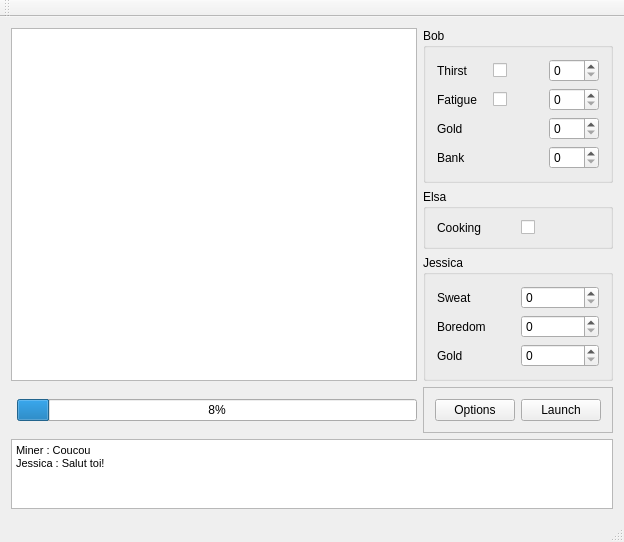
This is InterfaceElo/mainwindow.ui in paulbaudy/IA2016 as Qt 5 draws it before an edit. The edited form follows.
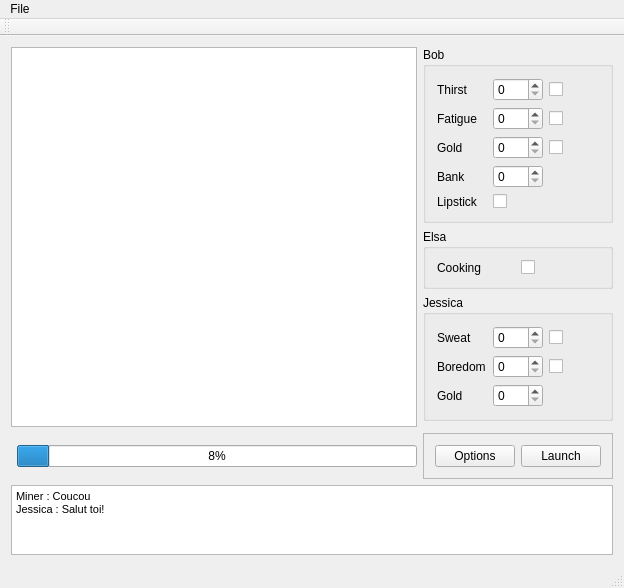
This is the edited form.

What changed in the file:
```diff
--- a/InterfaceElo/mainwindow.ui
+++ b/InterfaceElo/mainwindow.ui
@@ -7,7 +7,7 @@
     <x>0</x>
     <y>0</y>
     <width>624</width>
-    <height>492</height>
+    <height>516</height>
    </rect>
   </property>
   <property name="windowTitle">
@@ -15,27 +15,14 @@
   </property>
   <widget class="QWidget" name="centralWidget">
    <layout class="QGridLayout" name="gridLayout">
-    <item row="1" column="3">
-     <widget class="QGroupBox" name="groupBox_2">
-      <property name="title">
-       <string>Elsa</string>
+    <item row="0" column="1" rowspan="4" colspan="2">
+     <widget class="QGraphicsView" name="graphicsView">
+      <property name="cursor" stdset="0">
+       <cursorShape>PointingHandCursor</cursorShape>
       </property>
-      <layout class="QGridLayout" name="gridLayout_3">
-       <item row="0" column="1">
-        <widget class="QCheckBox" name="checkBoxCook">
-         <property name="text">
-          <string/>
-         </property>
-        </widget>
-       </item>
-       <item row="0" column="0">
-        <widget class="QLabel" name="label_4">
-         <property name="text">
-          <string>Cooking</string>
-         </property>
-        </widget>
-       </item>
-      </layout>
+      <property name="lineWidth">
+       <number>1</number>
+      </property>
      </widget>
     </item>
     <item row="0" column="3">
@@ -44,6 +31,39 @@
        <string>Bob</string>
       </property>
       <layout class="QGridLayout" name="gridLayout_2">
+       <item row="3" column="1">
+        <widget class="QSpinBox" name="sbGold"/>
+       </item>
+       <item row="2" column="1">
+        <widget class="QSpinBox" name="sbFatigue"/>
+       </item>
+       <item row="4" column="1">
+        <widget class="QSpinBox" name="sbBank"/>
+       </item>
+       <item row="2" column="3">
+        <widget class="QCheckBox" name="checkBoxFatigue">
+         <property name="text">
+          <string/>
+         </property>
+        </widget>
+       </item>
+       <item row="1" column="3">
+        <widget class="QCheckBox" name="checkBoxThirst">
+         <property name="text">
+          <string/>
+         </property>
+        </widget>
+       </item>
+       <item row="1" column="1">
+        <widget class="QSpinBox" name="sbThirst"/>
+       </item>
+       <item row="5" column="0">
+        <widget class="QLabel" name="label_9">
+         <property name="text">
+          <string>Lipstick</string>
+         </property>
+        </widget>
+       </item>
        <item row="2" column="0">
         <widget class="QLabel" name="label_2">
          <property name="text">
@@ -72,32 +92,20 @@
          </property>
         </widget>
        </item>
-       <item row="1" column="1">
-        <widget class="QCheckBox" name="checkBoxThirst">
+       <item row="5" column="1">
+        <widget class="QCheckBox" name="checkBoxKissed">
          <property name="text">
           <string/>
          </property>
         </widget>
        </item>
-       <item row="2" column="1">
-        <widget class="QCheckBox" name="checkBoxFatigue">
+       <item row="3" column="3">
+        <widget class="QCheckBox" name="checkBoxGold">
          <property name="text">
           <string/>
          </property>
         </widget>
        </item>
-       <item row="1" column="2">
-        <widget class="QSpinBox" name="sbThirst"/>
-       </item>
-       <item row="3" column="2">
-        <widget class="QSpinBox" name="sbGold"/>
-       </item>
-       <item row="4" column="2">
-        <widget class="QSpinBox" name="sbBank"/>
-       </item>
-       <item row="2" column="2">
-        <widget class="QSpinBox" name="sbFatigue"/>
-       </item>
       </layout>
       <zorder>label_3</zorder>
       <zorder>label_2</zorder>
@@ -109,6 +117,58 @@
       <zorder>sbGold</zorder>
       <zorder>sbBank</zorder>
       <zorder>sbFatigue</zorder>
+      <zorder>sbThirst</zorder>
+      <zorder>checkBoxKissed</zorder>
+      <zorder>checkBoxGold</zorder>
+     </widget>
+    </item>
+    <item row="1" column="3">
+     <widget class="QGroupBox" name="groupBox_2">
+      <property name="title">
+       <string>Elsa</string>
+      </property>
+      <layout class="QGridLayout" name="gridLayout_3">
+       <item row="0" column="0">
+        <widget class="QLabel" name="label_4">
+         <property name="text">
+          <string>Cooking</string>
+         </property>
+        </widget>
+       </item>
+       <item row="0" column="1">
+        <widget class="QCheckBox" name="checkBoxCook">
+         <property name="text">
+          <string/>
+         </property>
+        </widget>
+       </item>
+      </layout>
+     </widget>
+    </item>
+    <item row="4" column="3">
+     <widget class="QFrame" name="frame">
+      <property name="frameShape">
+       <enum>QFrame::StyledPanel</enum>
+      </property>
+      <property name="frameShadow">
+       <enum>QFrame::Raised</enum>
+      </property>
+      <layout class="QFormLayout" name="formLayout">
+       <item row="0" column="0">
+        <widget class="QPushButton" name="pushButton_2">
+         <property name="text">
+          <string>Options</string>
+         </property>
+        </widget>
+       </item>
+       <item row="0" column="1">
+        <widget class="QPushButton" name="pushButton">
+         <property name="text">
+          <string>Launch</string>
+         </property>
+        </widget>
+       </item>
+      </layout>
      </widget>
     </item>
     <item row="2" column="3">
@@ -147,30 +207,24 @@
        <item row="2" column="1">
         <widget class="QSpinBox" name="sbGold_2"/>
        </item>
+       <item row="0" column="2">
+        <widget class="QCheckBox" name="checkBoxSweat">
+         <property name="text">
+          <string/>
+         </property>
+        </widget>
+       </item>
+       <item row="1" column="2">
+        <widget class="QCheckBox" name="checkBoxBoredom">
+         <property name="text">
+          <string/>
+         </property>
+        </widget>
+       </item>
       </layout>
      </widget>
     </item>
-    <item row="3" column="2">
-     <widget class="QProgressBar" name="progressBar">
-      <property name="value">
-       <number>8</number>
-      </property>
-      <property name="invertedAppearance">
-       <bool>false</bool>
-      </property>
-     </widget>
-    </item>
-    <item row="0" column="1" rowspan="3" colspan="2">
-     <widget class="QGraphicsView" name="graphicsView">
-      <property name="cursor" stdset="0">
-       <cursorShape>PointingHandCursor</cursorShape>
-      </property>
-      <property name="lineWidth">
-       <number>1</number>
-      </property>
-     </widget>
-    </item>
-    <item row="4" column="1" rowspan="2" colspan="3">
+    <item row="5" column="1" rowspan="2" colspan="3">
      <widget class="QTextBrowser" name="textBrowser">
       <property name="html">
        <string>&lt;!DOCTYPE HTML PUBLIC &quot;-//W3C//DTD HTML 4.0//EN&quot; &quot;http://www.w3.org/TR/REC-html40/strict.dtd&quot;&gt;
@@ -182,30 +236,14 @@
       </property>
      </widget>
     </item>
-    <item row="3" column="3">
-     <widget class="QFrame" name="frame">
-      <property name="frameShape">
-       <enum>QFrame::StyledPanel</enum>
+    <item row="4" column="2">
+     <widget class="QProgressBar" name="progressBar">
+      <property name="value">
+       <number>8</number>
       </property>
-      <property name="frameShadow">
-       <enum>QFrame::Raised</enum>
+      <property name="invertedAppearance">
+       <bool>false</bool>
       </property>
-      <layout class="QHBoxLayout" name="horizontalLayout">
-       <item>
-        <widget class="QPushButton" name="pushButton_2">
-         <property name="text">
-          <string>Options</string>
-         </property>
-        </widget>
-       </item>
-       <item>
-        <widget class="QPushButton" name="pushButton">
-         <property name="text">
-          <string>Launch</string>
-         </property>
-        </widget>
-       </item>
-      </layout>
      </widget>
     </item>
    </layout>
@@ -219,6 +257,14 @@
      <height>21</height>
     </rect>
    </property>
+   <widget class="QMenu" name="menuResert_values_by_default">
+    <property name="title">
+     <string>File</string>
+    </property>
+    <addaction name="actionReset_values_by_default"/>
+    <addaction name="actionQuit"/>
+   </widget>
+   <addaction name="menuResert_values_by_default"/>
   </widget>
   <widget class="QToolBar" name="mainToolBar">
    <attribute name="toolBarArea">
```
Left out of the diff: 40 changed lines with no effect on the pictures.
